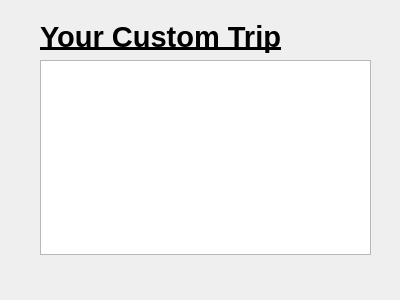
The window that viewcustomtrip.ui (grenrock/cs1dQTRepository) describes before a commit, drawn with Qt 5.
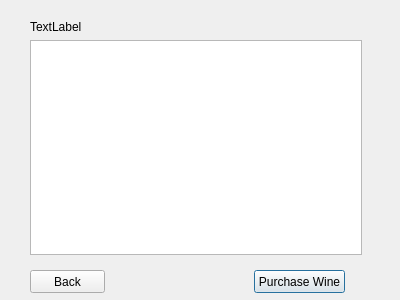
The same window after the commit.

Patch:
```diff
--- a/viewcustomtrip.ui
+++ b/viewcustomtrip.ui
@@ -13,28 +13,33 @@
   <property name="windowTitle">
    <string>Dialog</string>
   </property>
+  <widget class="QPushButton" name="pushButton_2">
+   <property name="geometry">
+    <rect>
+     <x>254</x>
+     <y>270</y>
+     <width>91</width>
+     <height>23</height>
+    </rect>
+   </property>
+   <property name="text">
+    <string>Purchase Wine</string>
+   </property>
+  </widget>
   <widget class="QWidget" name="layoutWidget">
    <property name="geometry">
     <rect>
-     <x>40</x>
+     <x>30</x>
      <y>20</y>
-     <width>331</width>
+     <width>332</width>
      <height>235</height>
     </rect>
    </property>
    <layout class="QVBoxLayout" name="verticalLayout">
     <item>
-     <widget class="QLabel" name="label">
-      <property name="font">
-       <font>
-        <pointsize>22</pointsize>
-        <weight>75</weight>
-        <bold>true</bold>
-        <underline>true</underline>
-       </font>
-      </property>
+     <widget class="QLabel" name="label_2">
       <property name="text">
-       <string>Your Custom Trip</string>
+       <string>TextLabel</string>
       </property>
      </widget>
     </item>
@@ -43,6 +48,19 @@
     </item>
    </layout>
   </widget>
+  <widget class="QPushButton" name="pushButton">
+   <property name="geometry">
+    <rect>
+     <x>30</x>
+     <y>270</y>
+     <width>75</width>
+     <height>23</height>
+    </rect>
+   </property>
+   <property name="text">
+    <string>Back</string>
+   </property>
+  </widget>
  </widget>
  <resources/>
  <connections/>
```
